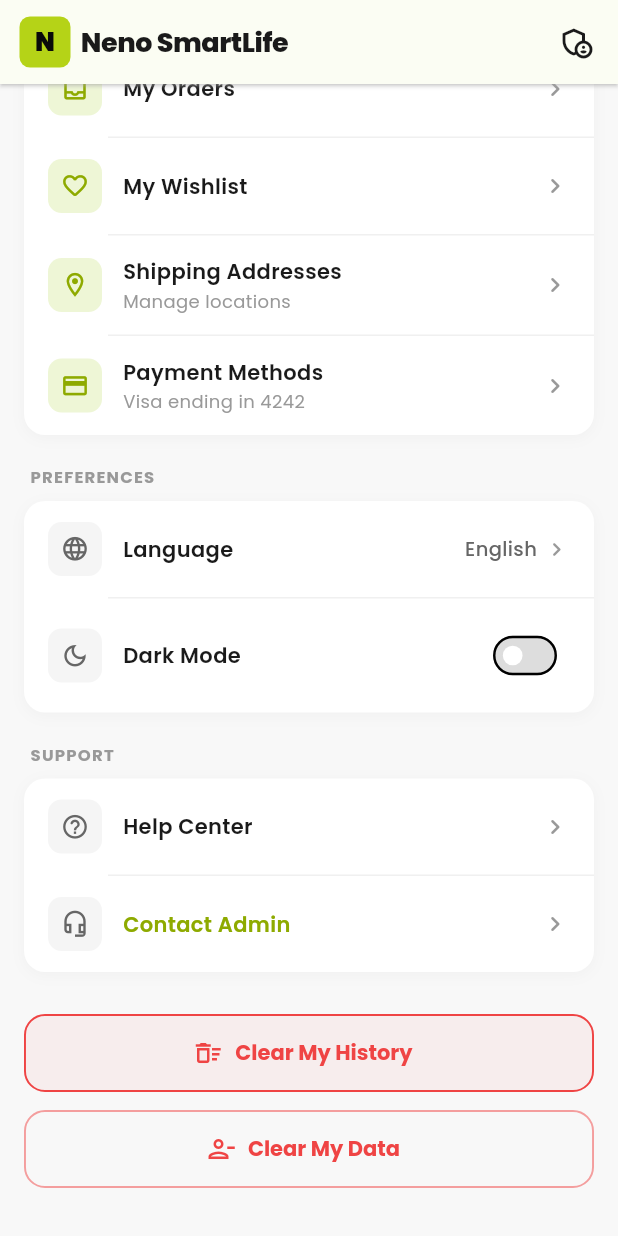
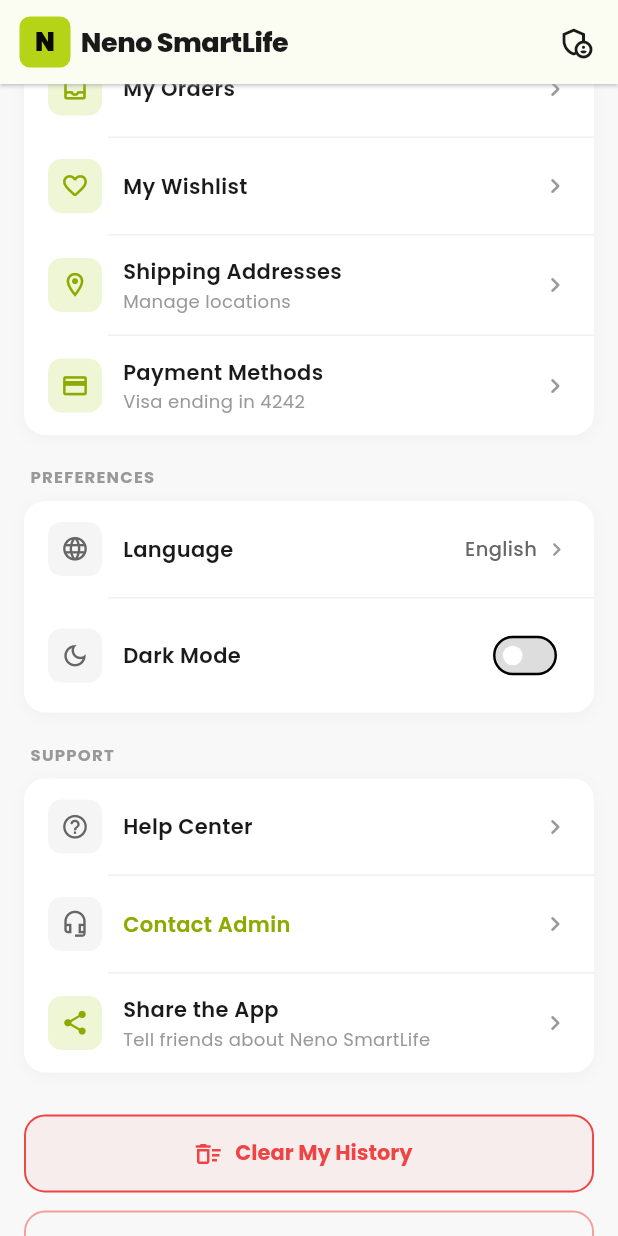
Before and after one commit to vector-gru/neno-smartlife-app, a Flutter app: the AccountScreen screen opened directly, scrolled down 230 dp, on a phone screen of 412 x 824 dp. Run offline on Flutter 3.47's test engine with Material 3 defaults, Android fonts, the light colour scheme and no system bars; our stand-ins replace cached_network_image, cloud_firestore, firebase_auth, firebase_core, firebase_messaging, flutter_local_notifications and 7 more; accounts and stored records are empty.

Commit message:
feat: share app added

```diff
--- a/lib/features/profile/account_screen.dart
+++ b/lib/features/profile/account_screen.dart
@@ -1,6 +1,9 @@
+import 'dart:io';
 import 'package:flutter/material.dart';
 import 'package:flutter/services.dart';
 import 'package:google_fonts/google_fonts.dart';
+import 'package:path_provider/path_provider.dart';
+import 'package:share_plus/share_plus.dart';
 import '../../core/constants/app_colors.dart';
 import '../../core/l10n/app_localizations.dart';
 import '../../core/state/app_state.dart';
@@ -161,6 +164,14 @@
                 title: l10n.accountContactAdmin,
                 titleColor: AppColors.primaryDark,
                 onTap: () => AppRouter.goToCustomerChats(context),
+              ),
+              _divider(),
+              _MenuRow(
+                icon: Icons.share_rounded,
+                iconBg: const Color(0xFFEEF6D6),
+                title: 'Share the App',
+                subtitle: 'Tell friends about Neno SmartLife',
+                onTap: () => _shareApp(),
               ),
             ],
           ),
@@ -646,6 +657,40 @@
     );
   }
 
+  Future<void> _shareApp() async {
+    const shareText =
+        '📱✨ Check out Neno SmartLife — the free app to browse and order '
+        'the latest phones, TVs, laptops, smart watches & more from '
+        'Bafoussam, Cameroon. No sign-up needed!\n\n'
+        'Download here: https://play.google.com/store/apps/details?id=com.hifivetech.neno_smartlife';
+
+    XFile? imageFile;
+    try {
+      final ByteData data = await rootBundle.load('assets/store_icon.png');
+      final Directory tmpDir = await getTemporaryDirectory();
+      final File tmpFile = File('${tmpDir.path}/neno_smartlife_share.png');
+      await tmpFile.writeAsBytes(data.buffer.asUint8List());
+      imageFile = XFile(tmpFile.path, mimeType: 'image/png');
+    } catch (e, st) {
+      // Fall back to text-only if asset loading fails
+      assert(() {
+        debugPrint('_shareApp image load failed: $e\n$st');
+        return true;
+      }());
+    }
+
+    if (imageFile != null) {
+      await Share.shareXFiles(
+        [imageFile],
+        subject: 'Neno SmartLife — Electronics Store App',
+        text: shareText,
+      );
+    } else {
+      await Share.share(shareText,
+          subject: 'Neno SmartLife — Electronics Store App');
+    }
+  }
+
   void _showComingSoon(BuildContext context, AppLocalizations l10n) {
     ScaffoldMessenger.of(context).showSnackBar(
       SnackBar(
--- a/pubspec.yaml
+++ b/pubspec.yaml
@@ -32,6 +32,8 @@
   intl: ^0.19.0
   url_launcher: ^6.3.0
   http: ^1.2.2
+  share_plus: ^10.1.4
+  path_provider: ^2.1.4
 
   # Icons
   cupertino_icons: ^1.0.8
@@ -56,6 +58,7 @@
   uses-material-design: true
 
   assets:
+    - assets/store_icon.png
     - assets/images/
     - assets/icons/
     - assets/svg/
```
Also changed, not shown: pubspec.lock, 1 other file.
